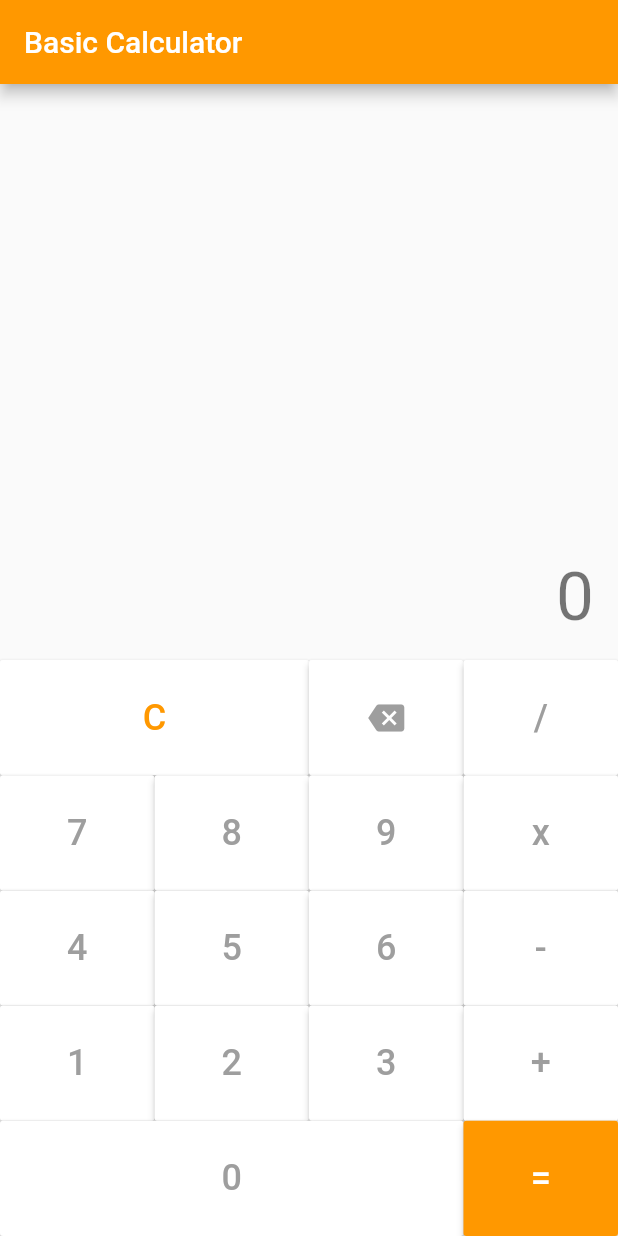
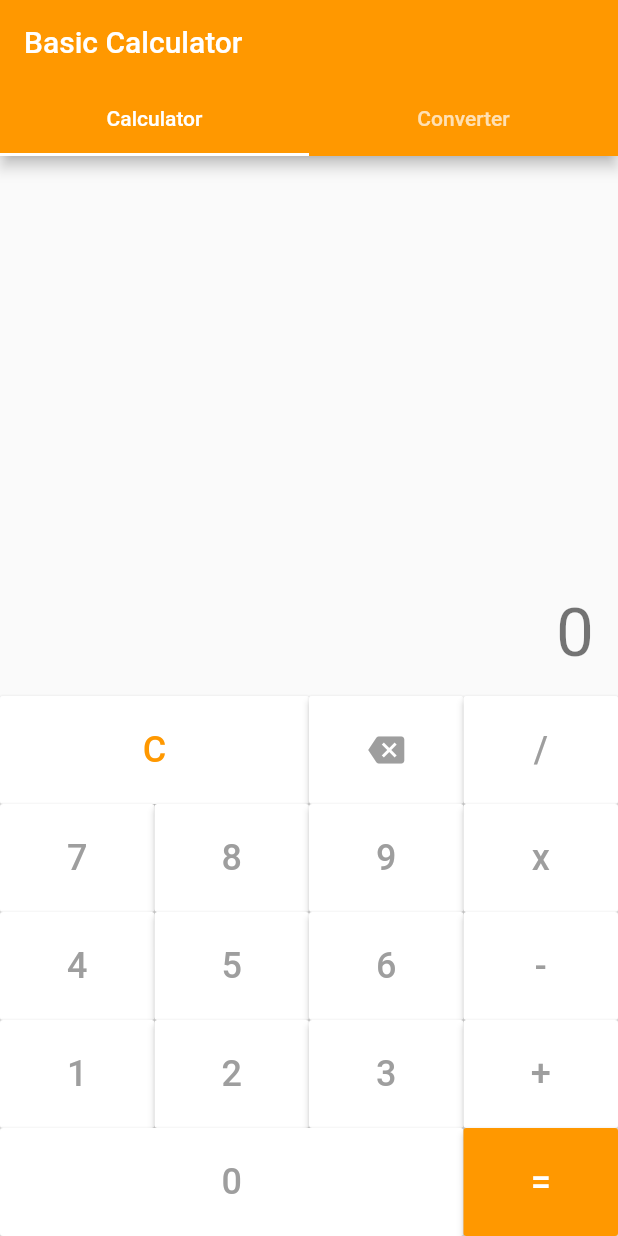
Before and after one commit to CoderJava/Basic-Calculator, a Flutter app: the screen it shows after launch, on a phone screen of 412 x 824 dp. Run offline on Flutter 3.47's test engine with Material 2 defaults, Android fonts, the phone set to English and light mode, and no system bars; drawn by our look-alikes of auto_size_text.

Commit message:
Add widget TabBar to main UI

```diff
--- a/lib/main.dart
+++ b/lib/main.dart
@@ -1,24 +1,66 @@
 /*
- * Created by Yudi Setiawan on 1/5/19 12:04 AM
+ * Created by Yudi Setiawan on 1/5/19 11:30 AM
  * Copyright (c) 2019. All right reserved.
- * Last modified 1/5/19 12:02 AM
+ * Last modified 1/5/19 11:25 AM
  */
 
 import 'package:auto_size_text/auto_size_text.dart';
 import 'package:flutter/material.dart';
 
-void main() => runApp(MainApp());
+final Color _primarySwatchColor = Colors.orange;
+
+void main() => runApp(MaterialApp(
+      debugShowCheckedModeBanner: false,
+      theme: ThemeData(primarySwatch: _primarySwatchColor),
+      home: MainApp(),
+    ));
 
 class MainApp extends StatefulWidget {
   @override
   MainAppState createState() => MainAppState();
+
+/*@override
+  TestingTabState createState() => TestingTabState();*/
+}
+
+class TestingTabState extends State<MainApp> {
+  @override
+  Widget build(BuildContext context) {
+    return DefaultTabController(
+      length: 3,
+      child: Scaffold(
+        appBar: AppBar(
+          title: Text(
+            "Basic Calculator",
+            style: TextStyle(color: Colors.white),
+          ),
+          bottom: TabBar(
+            indicatorColor: Colors.white,
+            labelColor: Colors.white,
+            unselectedLabelColor: Colors.white70,
+            tabs: <Widget>[
+              Tab(text: "Calculator"),
+              Tab(text: "Converter"),
+            ],
+          ),
+        ),
+        body: TabBarView(
+          children: <Widget>[
+            Icon(Icons.directions_car),
+            Icon(Icons.directions_transit),
+            Icon(Icons.directions_bike),
+          ],
+        ),
+      ),
+    );
+  }
 }
 
 class MainAppState extends State<MainApp> {
   final double _padding = 16.0;
   final double _buttonFontSize = 24.0;
+  final String _titleAppBar = "Basic Calculator";
 
-  final Color _primarySwatchColor = Colors.orange;
   final Color _titleAppBarColor = Colors.white;
   final Color _buttonColorWhite = Colors.white;
   final Color _buttonHighlightColor = Colors.grey[800];
@@ -143,17 +185,48 @@ class MainAppState extends State<MainApp> {
 
   @override
   Widget build(BuildContext context) {
-    return MaterialApp(
-      theme: ThemeData(primarySwatch: _primarySwatchColor),
-      debugShowCheckedModeBanner: false,
-      home: Scaffold(
-        appBar: AppBar(
+    return DefaultTabController(
+      length: 2,
+      child: Scaffold(
+        appBar: buildAppBar(),
+        body: buildTabBar(),
+      ),
+    );
+  }
+
+  buildAppBar() {
+    return AppBar(
       title: Text(
-            "Basic Calculator",
-            style: TextStyle(color: _titleAppBarColor),
+        _titleAppBar,
+        style: TextStyle(
+          color: _titleAppBarColor,
         ),
       ),
-        body: Column(
+      bottom: TabBar(
+        indicatorColor: Colors.white,
+        labelColor: Colors.white,
+        unselectedLabelColor: Colors.white70,
+        tabs: <Widget>[
+          Tab(text: "Calculator"),
+          Tab(text: "Converter"),
+        ],
+      ),
+    );
+  }
+
+  buildTabBar() {
+    return TabBarView(
+      children: <Widget>[
+        buildCalculatorLayout(),
+        Center(
+          child: Text("Coming soon"),
+        ),
+      ],
+    );
+  }
+
+  buildCalculatorLayout() {
+    return Column(
       children: <Widget>[
         Expanded(
           flex: 1,
@@ -524,8 +597,6 @@ class MainAppState extends State<MainApp> {
           ),
         )
       ],
-        ),
-      ),
     );
   }
 }
```
Lines whose indentation alone changed are shown as unchanged.
